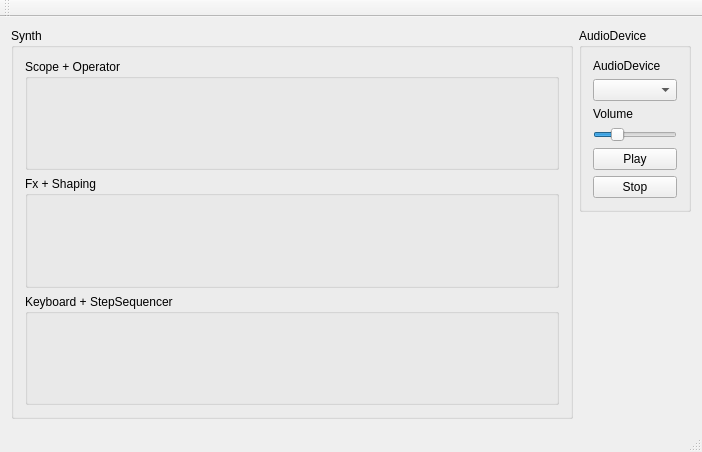
This is Synth7/mainwindow.ui in djeemie2000/SynthPlayground as Qt 5 draws it before an edit. The edited form follows.
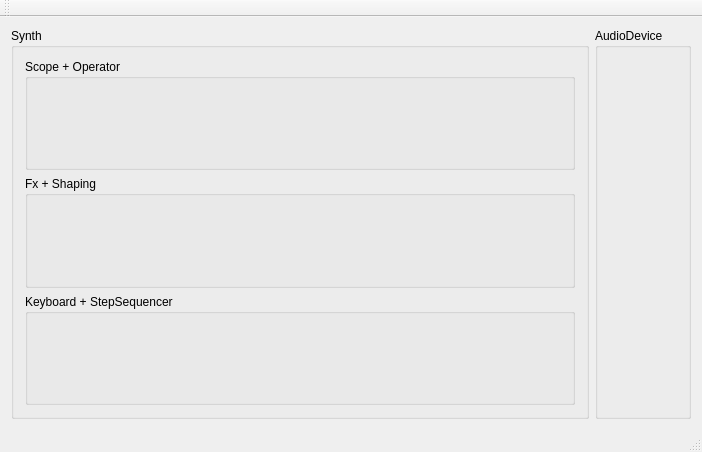
This is the edited form.

Commit message: Separate audio device widget #25

Diff of the .ui file:
```diff
--- a/Synth7/mainwindow.ui
+++ b/Synth7/mainwindow.ui
@@ -93,8 +93,8 @@
       </layout>
      </widget>
     </item>
-    <item alignment="Qt::AlignTop">
-     <widget class="QGroupBox" name="groupBox_Open">
+    <item>
+     <widget class="QGroupBox" name="groupBox_AudioDevice">
       <property name="sizePolicy">
        <sizepolicy hsizetype="Preferred" vsizetype="Preferred">
         <horstretch>0</horstretch>
@@ -107,61 +107,7 @@
       <property name="alignment">
        <set>Qt::AlignLeading|Qt::AlignLeft|Qt::AlignTop</set>
       </property>
-      <layout class="QVBoxLayout" name="verticalLayout_2">
-       <item>
-        <widget class="QLabel" name="label_5">
-         <property name="text">
-          <string>AudioDevice</string>
-         </property>
-        </widget>
-       </item>
-       <item>
-        <widget class="QComboBox" name="comboBox_AudioDevice"/>
-       </item>
-       <item>
-        <widget class="QLabel" name="label_4">
-         <property name="text">
-          <string>Volume</string>
-         </property>
-        </widget>
-       </item>
-       <item>
-        <widget class="QSlider" name="horizontalSlider_AudioOutputVolume">
-         <property name="sizePolicy">
-          <sizepolicy hsizetype="Minimum" vsizetype="Fixed">
-           <horstretch>0</horstretch>
-           <verstretch>0</verstretch>
-          </sizepolicy>
-         </property>
-         <property name="maximum">
-          <number>100</number>
-         </property>
-         <property name="value">
-          <number>25</number>
-         </property>
-         <property name="orientation">
-          <enum>Qt::Horizontal</enum>
-         </property>
-         <property name="tickPosition">
-          <enum>QSlider::NoTicks</enum>
-         </property>
-        </widget>
-       </item>
-       <item>
-        <widget class="QPushButton" name="pushButton_Play">
-         <property name="text">
-          <string>Play</string>
-         </property>
-        </widget>
-       </item>
-       <item>
-        <widget class="QPushButton" name="pushButton_Stop">
-         <property name="text">
-          <string>Stop</string>
-         </property>
-        </widget>
-       </item>
-      </layout>
+      <layout class="QVBoxLayout" name="verticalLayout_2"/>
      </widget>
     </item>
    </layout>
```
The commit also changes 8 other files.
